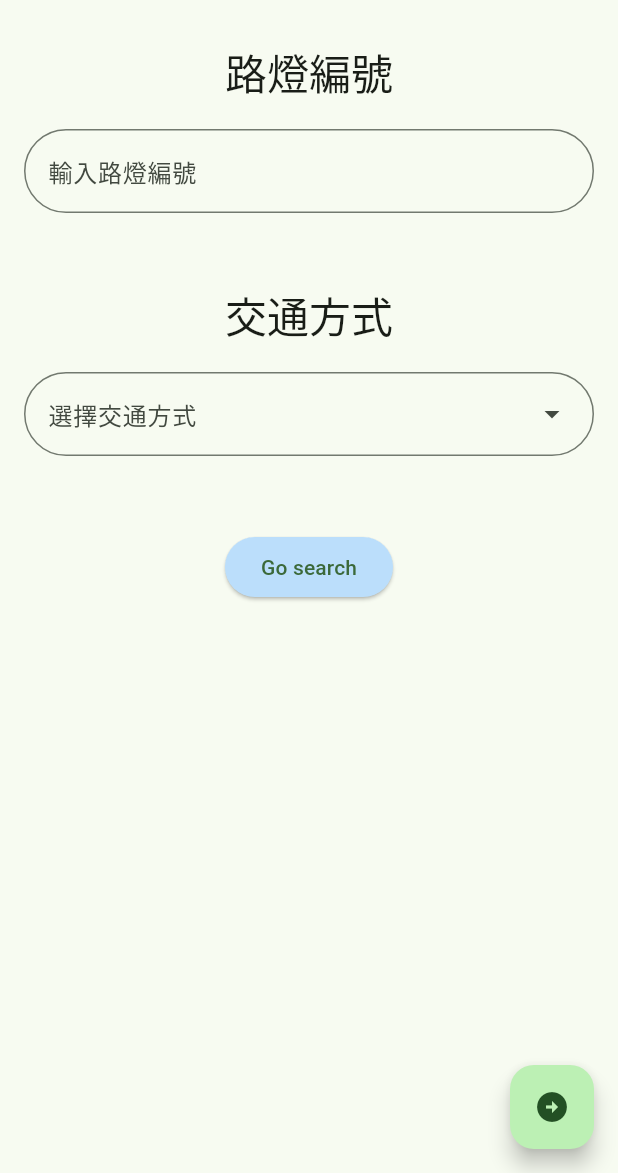
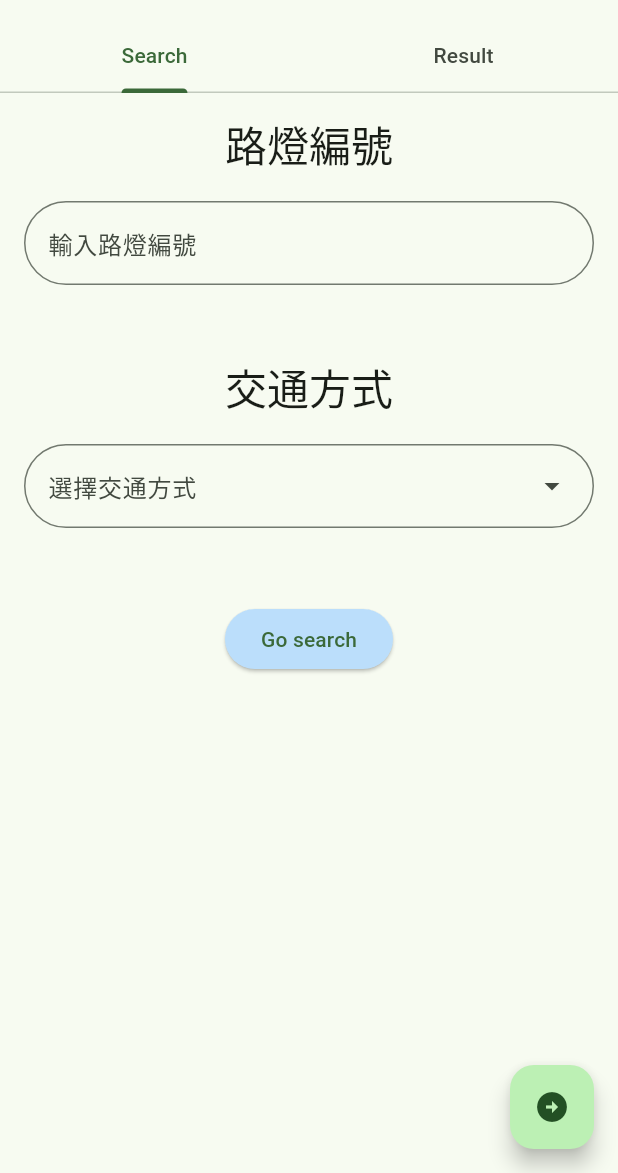
Before and after one commit to thc282/HongKongGeoHelper, a Flutter app: the screen it shows after launch, after a tap on "Go search", on a phone screen of 412 x 824 dp, the part 63-1236 px from its top. Run offline on Flutter 3.47's test engine with Material 3 defaults, Android fonts, the light colour scheme and no system bars; network calls fail.

Commit message:
implenment tab & provider

```diff
--- a/lib/assets/page_config.dart
+++ b/lib/assets/page_config.dart
@@ -4,19 +4,31 @@ import '../page/HomePage.dart';
 import '../page/LamppostPage.dart';
 
 enum PageConfigEnum{
-  home(title: 'Hong Kong Geo Helper', icon: Icons.home, page: HomePage()),
-  lamppost(title: '路燈查詢', icon: CustomIcon.lamp_street, page: LamppostPage());
+  home(
+    title: 'Hong Kong Geo Helper',
+    icon: Icons.home,
+    page: [HomePage()],
+    tabs: ['home']
+  ),
+  lamppost(
+    title: '路燈查詢',
+    icon: CustomIcon.lamp_street,
+    page: [SearchTab(), ResultTab()],
+    tabs: ['Search', 'Result']
+  );
   //add others
 
   const PageConfigEnum({
     required this.title,
     required this.icon,
     required this.page,
+    required this.tabs,
   });
 
   final String title;
   final IconData icon;
-  final Widget page;
+  final List<Widget> page;
+  final List<String> tabs;
 }
 
 enum TransportDropdown{
--- a/lib/page/LamppostPage.dart
+++ b/lib/page/LamppostPage.dart
@@ -1,10 +1,13 @@
 import 'package:flutter/material.dart';
 import 'package:hong_kong_geo_helper/assets/api2model.dart';
 import 'package:http/http.dart' as http;
+import 'package:provider/provider.dart';
 import 'dart:convert';
 import '../assets/page_config.dart';
 import '../assets/API_config.dart';
 
+
+// LamppostPage Container
 class LamppostPage extends StatefulWidget {
   const LamppostPage({super.key});
 
@@ -13,6 +16,40 @@ class LamppostPage extends StatefulWidget {
 }
 
 class _LamppostPageState extends State<LamppostPage> {
+  dynamic searchResult;
+
+  void _handleSearchResult(dynamic result) {
+    setState(() {
+      searchResult = result;
+    });
+  }
+
+  @override
+  Widget build(BuildContext context) {
+    return Container();
+    /*return TabBarView(
+      children: [
+        SearchTab(onSearchResult: _handleSearchResult),
+        ResultTab(searchResult: searchResult),
+      ],
+    );*/
+  }
+}
+
+// SearchTab
+class SearchTab extends StatefulWidget {
+  //final Function(dynamic) onSearchResult;
+
+  const SearchTab({
+    super.key,
+    //required this.onSearchResult,
+  });
+
+  @override
+  State<SearchTab> createState() => _SearchTabState();
+}
+
+class _SearchTabState extends State<SearchTab> {
   final List<TextEditingController> _textControllers = [
     TextEditingController(),
     TextEditingController(),
@@ -21,13 +58,6 @@ class _LamppostPageState extends State<LamppostPage> {
 
   @override
   Widget build(BuildContext context) {
-
-    @override
-    void dispose(){
-      _textControllers.map((c) => c.dispose());
-      super.dispose();
-    }
-
     return Container(
       padding: const EdgeInsets.all(16),
       child: Column(
@@ -91,8 +121,14 @@ class _LamppostPageState extends State<LamppostPage> {
                     'Lamp_Post_Number': _textControllers[0].text,
                   },
                 );
+                SearchResultProvider.of(context).updateSearchResult(result.$2);
+                //TabController _tabController = DefaultTabController.of(context);
+                //_tabController.animateTo(1);
                 print(result.$2);
               } catch(e){
+                ScaffoldMessenger.of(context).showSnackBar(
+                  SnackBar(content: Text('搜尋時發生錯誤: ${e.toString()}')),
+                );
                 print(e);
               }
             }
@@ -102,4 +138,57 @@ class _LamppostPageState extends State<LamppostPage> {
       ),
     );
   }
+
+  @override
+  void dispose() {
+    _textControllers.forEach((controller) => controller.dispose());
+    super.dispose();
+  }
 }
+
+// ResultTab
+class ResultTab extends StatelessWidget {
+  const ResultTab({super.key,});
+
+  @override
+  Widget build(BuildContext context) {
+    return Container(
+      padding: const EdgeInsets.all(16),
+      child: Consumer<SearchResultProvider>(
+        builder: (context, provider, child) {
+          final searchResult = provider.searchResult;
+          return searchResult == null
+              ? const Center(child: Text('沒有搜尋結果'))
+              : SingleChildScrollView(
+                  child: Column(
+                    crossAxisAlignment: CrossAxisAlignment.start,
+                    children: [
+                      Text(
+                        '搜尋結果',
+                        style: Theme.of(context).textTheme.headlineMedium,
+                      ),
+                      const SizedBox(height: 20),
+                      Text(searchResult.toString()),
+                    ],
+                  ),
+                );
+        },
+      ),
+    );
+  }
+}
+
+class SearchResultProvider extends ChangeNotifier {
+  dynamic _searchResult = "No search results yet";
+
+  dynamic get searchResult => _searchResult;
+
+  void updateSearchResult(dynamic result) {
+    _searchResult = result;
+    notifyListeners();
+  }
+
+  static SearchResultProvider of(BuildContext context) {
+    return Provider.of<SearchResultProvider>(context, listen: false);
+  }
+}
--- a/lib/page/main.dart
+++ b/lib/page/main.dart
@@ -1,9 +1,16 @@
 import 'package:flutter/material.dart';
+import 'package:hong_kong_geo_helper/page/LamppostPage.dart';
+import 'package:provider/provider.dart';
 
 import '../assets/page_config.dart';
 import '../gadget/drawer.dart';
 
-void main() => runApp(const MyApp());
+void main() => runApp(
+  ChangeNotifierProvider(
+    create: (_) => SearchResultProvider(),
+    child: const MyApp(),
+  )
+);
 
 class MyApp extends StatelessWidget {
   final appTitle = 'Hong Kong Geo Helper';
@@ -31,12 +38,33 @@ class ScaffoldScreen extends StatefulWidget {
   _ScaffoldScreenState createState() => _ScaffoldScreenState();
 }
 
-class _ScaffoldScreenState extends State<ScaffoldScreen> {
+class _ScaffoldScreenState extends State<ScaffoldScreen> with TickerProviderStateMixin {
   PageConfigEnum _currentPage = PageConfigEnum.lamppost;
+  late TabController _tabController;
+
+  @override
+  void initState(){
+    super.initState();
+    _tabController = TabController(
+      length: _currentPage.tabs.length,
+      vsync: this,
+    );
+  }
+
+  @override
+  void dispose(){
+    _tabController.dispose();
+    super.dispose();
+  }
 
   void _onPageSelected(PageConfigEnum page){
     setState((){
       _currentPage = page;
+      _tabController.dispose();
+      _tabController = TabController(
+        length: _currentPage.tabs.length,
+        vsync: this,
+      );
     });
   }
 
@@ -46,15 +74,41 @@ class _ScaffoldScreenState extends State<ScaffoldScreen> {
       appBar: AppBar(
         title: Text(_currentPage.title),
         actions: _buildAppBarActions(),
+        bottom: TabBar(
+          controller: _tabController,
+          tabs: _currentPage.tabs.map((tab) => Tab(text: tab)).toList(),
+        ),
       ),
       drawer: AppDrawer(
         onPageSelected: _onPageSelected,
         currentPage: _currentPage,
       ),
-      body: _currentPage.page,
+      body: TabBarView(
+        controller: _tabController,
+        children: [..._currentPage.page],
+      ),
       floatingActionButton: _buildFloatingActionButton(),
     );
   }
+
+  //build the tab views
+  /*List<Widget> _buildTabViews(){
+    switch(_currentPage){
+      case PageConfigEnum.home:
+        return [
+          [const HomePage()];
+        ];
+      case PageConfigEnum.lamppost:
+        return [
+          IconButton(
+            icon: const Icon(Icons.add),
+            onPressed: (){ /*add*/ },
+          ),
+        ];
+      default:
+        return [];
+    }
+  }*/
 
   //build the app bar actions
   List<Widget> _buildAppBarActions(){
--- a/pubspec.yaml
+++ b/pubspec.yaml
@@ -35,6 +35,7 @@ dependencies:
   # Use with the CupertinoIcons class for iOS style icons.
   cupertino_icons: ^1.0.8
   http: ^1.2.2
+  provider: ^6.1.2
 
 dev_dependencies:
   flutter_test:
```
Also changed, not shown: lib/page/HomePage.dart (+8 -1 lines), pubspec.lock.
